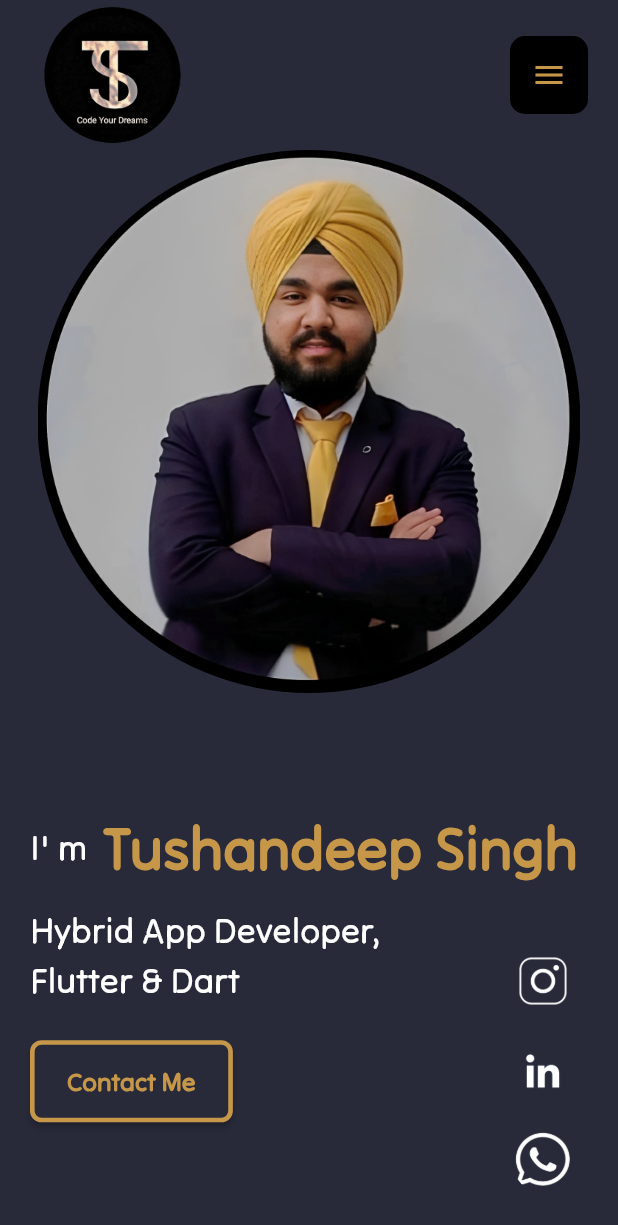
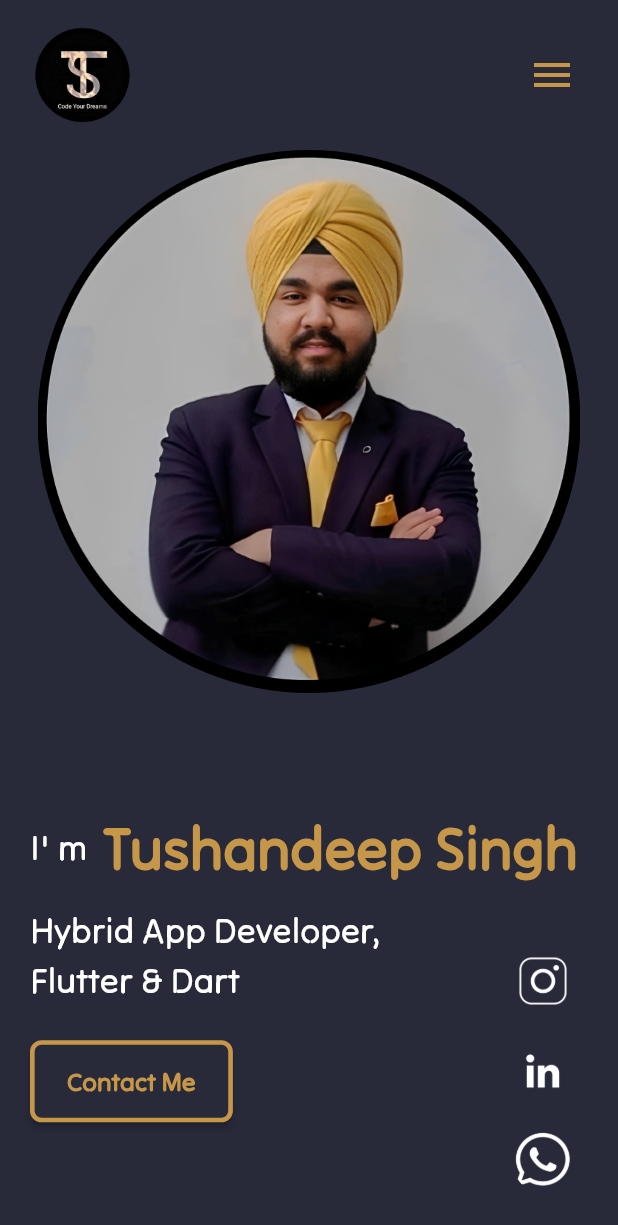
Before and after one commit to Tushandeep/PortfolioWebApp, a Flutter app: the screen it shows after launch, on a phone screen of 412 x 824 dp. Shown: the top 1225 px of the screen. Run offline on Flutter 3.47's test engine with Material 2 defaults, Android fonts, the phone set to English and light mode, and no system bars; our stand-ins replace flutter_animate, get; missing offline and left inert: dart:html.

Commit message:
NavMobileIcon Improved

```diff
--- a/lib/views/dashboard/dashboard.dart
+++ b/lib/views/dashboard/dashboard.dart
@@ -225,9 +225,10 @@ class _AppBarState extends State<_AppBar> with SingleTickerProviderStateMixin {
               AnimatedPositioned(
                 left: (constraints.maxWidth < kMobileWidth) ? 10 : 30,
                 duration: const Duration(milliseconds: 400),
-                child: SizedBox(
-                  height: 130,
-                  width: 130,
+                child: AnimatedContainer(
+                  height: (constraints.maxWidth < kMobileWidth) ? 90 : 130,
+                  width: (constraints.maxWidth < kMobileWidth) ? 90 : 130,
+                  duration: const Duration(milliseconds: 500),
                   child: Image.asset(
                     "assets/images/tushan_logo_c.png",
                     fit: BoxFit.cover,
@@ -257,6 +258,8 @@ class _AppBarState extends State<_AppBar> with SingleTickerProviderStateMixin {
                   return const Center();
                 },
               ),
+
+              // Nav Bar in Desktop View...
               if (constraints.maxWidth >= kMobileWidth)
                 Row(
                   mainAxisAlignment: MainAxisAlignment.center,
@@ -270,18 +273,14 @@ class _AppBarState extends State<_AppBar> with SingleTickerProviderStateMixin {
                     ),
                   ),
                 ),
+
+              // Menu Icon for Mobile View...
               if (constraints.maxWidth < 800)
                 Positioned(
                   right: 20,
                   child: StatefulBuilder(
                     builder: (context, update) {
-                      return Container(
-                        padding: const EdgeInsets.all(2),
-                        decoration: BoxDecoration(
-                          color: Colors.black,
-                          borderRadius: BorderRadius.circular(10),
-                        ),
-                        child: PopupMenuButton<int>(
+                      return PopupMenuButton<int>(
                         onOpened: () => update(() {
                           _isOpened = true;
                         }),
@@ -299,10 +298,13 @@ class _AppBarState extends State<_AppBar> with SingleTickerProviderStateMixin {
                           update(() {});
                         },
                         tooltip: "",
+                        padding: const EdgeInsets.all(8),
                         color: Colors.black,
                         offset: const Offset(0, 44),
+                        splashRadius: 1,
+                        iconSize: 32,
                         shape: RoundedRectangleBorder(
-                            borderRadius: BorderRadius.circular(12),
+                          borderRadius: BorderRadius.circular(10),
                         ),
                         icon: Icon(
                           (_isOpened) ? Icons.close : Icons.menu,
@@ -348,7 +350,6 @@ class _AppBarState extends State<_AppBar> with SingleTickerProviderStateMixin {
                             ),
                           ),
                         ],
-                        ),
                       );
                     },
                   ),
```
Lines whose indentation alone changed are shown as unchanged.
